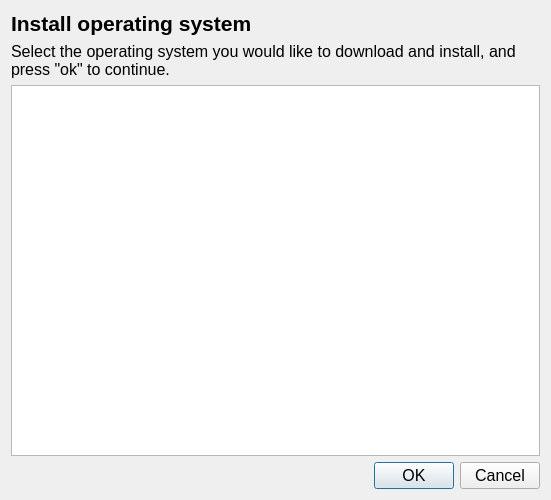
Old version of the form BerrybootGUI2.0/adddialog.ui in the repository maxnet/berryboot.
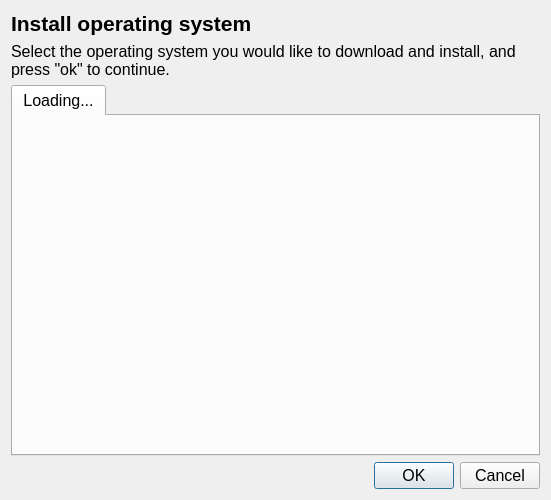
New version of the form. Icons and pictures are not drawn.

Commit message: Add support for placing OSes into groups

Patch:
```diff
--- a/BerrybootGUI2.0/adddialog.ui
+++ b/BerrybootGUI2.0/adddialog.ui
@@ -56,21 +56,17 @@
     </widget>
    </item>
    <item row="2" column="0">
-    <widget class="QListWidget" name="osList">
+    <widget class="QTabWidget" name="groupTabs">
      <property name="font">
       <font>
-       <pointsize>16</pointsize>
+       <pointsize>12</pointsize>
       </font>
      </property>
-     <property name="iconSize">
-      <size>
-       <width>128</width>
-       <height>128</height>
-      </size>
-     </property>
-     <property name="spacing">
-      <number>2</number>
-     </property>
+     <widget class="QWidget" name="tab">
+      <attribute name="title">
+       <string>Loading...</string>
+      </attribute>
+     </widget>
     </widget>
    </item>
   </layout>
```
The commit also changes 2 other files.
